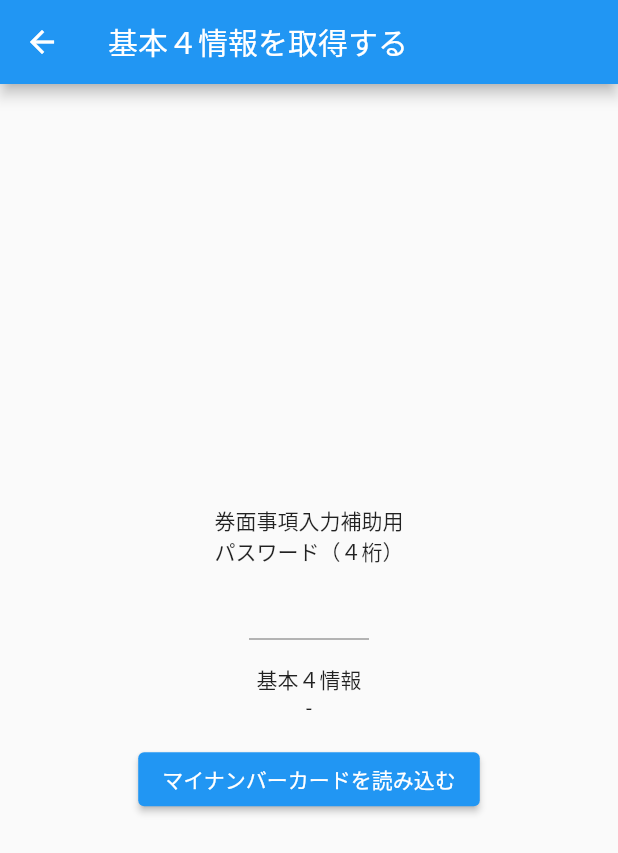
After one commit to MasayukiSuda/flutter_nfc_mynumber, a Flutter app: the screen it shows after launch, after a tap on "基本４情報を取得", on a phone screen of 412 x 824 dp. The commit adds this screen. Shown: the top 853 px of the screen. Run offline on Flutter 3.47's test engine with Material 2 defaults, Android fonts, the phone set to English and light mode, and no system bars.

Commit message:
add getBasicInfo method to mynumber util

```diff
--- /dev/null
+++ b/example/lib/basic_info_page.dart
@@ -0,0 +1,85 @@
+import 'package:flutter/material.dart';
+import 'package:flutter/services.dart';
+import 'package:flutter_nfc_mynumber/flutter_nfc_mynumber.dart';
+import 'package:flutter_nfc_mynumber/mynumber_util.dart';
+
+import 'space.dart';
+
+class BasicInfoPage extends StatefulWidget {
+  @override
+  _BasicInfoPage createState() => _BasicInfoPage();
+}
+
+class _BasicInfoPage extends State<BasicInfoPage> {
+  TextEditingController _realNameTextController = TextEditingController();
+
+  String _basicInfo = "-";
+
+  @override
+  Widget build(BuildContext context) {
+    return Scaffold(
+      appBar: AppBar(
+        title: const Text('基本４情報を取得する'),
+      ),
+      body: Center(
+        child: Column(
+          mainAxisSize: MainAxisSize.min,
+          children: [
+            Text(
+              "券面事項入力補助用\nパスワード（４桁）",
+              textAlign: TextAlign.center,
+            ),
+            ConstrainedBox(
+              constraints: BoxConstraints(maxWidth: 80),
+              child: TextField(
+                keyboardType: TextInputType.number,
+                inputFormatters: [
+                  FilteringTextInputFormatter.digitsOnly,
+                  LengthLimitingTextInputFormatter(4),
+                ],
+                controller: _realNameTextController,
+              ),
+            ),
+            SpaceBox.height(16),
+            Text(
+              "基本４情報\n$_basicInfo",
+              textAlign: TextAlign.center,
+            ),
+            SpaceBox.height(16),
+            ElevatedButton(
+              child: const Text('マイナンバーカードを読み込む'),
+              onPressed: () async {
+                var valueText = _realNameTextController.value.text;
+                if (valueText.length != 4) {
+                  ScaffoldMessenger.of(context).showSnackBar(SnackBar(
+                    content: Text('パスワードを入力してください'),
+                  ));
+                  return;
+                }
+
+                var nfcAvailability = await FlutterNfcMynumber.nfcAvailability;
+                print("nfcAvailability = $nfcAvailability");
+
+                try {
+                  await FlutterNfcMynumber.startSession();
+
+                  var basicInfo = await MynumberUtil.getBasicInfo(valueText);
+                  setState(() {
+                    _basicInfo =
+                        "名前: ${basicInfo.name}\n 住所: ${basicInfo.address} \n 生年月日: ${basicInfo.birthDay} \n 性別: ${basicInfo.gender}";
+                  });
+                } catch (e) {
+                  print("error $e");
+                  ScaffoldMessenger.of(context).showSnackBar(SnackBar(
+                    content: Text('エラーが出ました。パスワードとマイナンバーをご確認ください。'),
+                  ));
+                }
+                await FlutterNfcMynumber.finishSession();
+              },
+            )
+          ],
+        ),
+      ),
+    );
+  }
+}
--- a/example/lib/main.dart
+++ b/example/lib/main.dart
@@ -1,6 +1,7 @@
 import 'package:flutter/material.dart';
 import 'package:flutter_nfc_mynumber_example/mynumber_page.dart';
 
+import 'basic_info_page.dart';
 import 'login_count_page.dart';
 import 'space.dart';
 
@@ -49,6 +50,17 @@ class _MyAppState extends StatelessWidget {
                     ));
               },
             ),
+            SpaceBox.height(16),
+            ElevatedButton(
+              child: const Text('基本４情報を取得'),
+              onPressed: () {
+                Navigator.push(
+                    context,
+                    MaterialPageRoute(
+                      builder: (context) => BasicInfoPage(),
+                    ));
+              },
+            ),
           ],
         ),
       ),
--- /dev/null
+++ b/lib/model/basic_info.dart
@@ -0,0 +1,13 @@
+class BasicInfo {
+  final String name;
+  final String address;
+  final String birthDay;
+  final Gender gender;
+  BasicInfo(this.name, this.address, this.birthDay, this.gender);
+}
+
+enum Gender{
+  MEN,
+  WOMEN,
+  OTHER
+}
--- a/lib/mynumber_command.dart
+++ b/lib/mynumber_command.dart
@@ -83,4 +83,25 @@ class MynumberCommand {
 
   // マイナンバー読み取り
   static get commandReadMynumber => [0x00, 0xB0, 0x00, 0x00, 0x00];
+
+  // SELECT FILE: 基本4情報 (EF)
+  static get commandBasicInfo => [0x00, 0xA4, 0x02, 0x0C, 0x02, 0x00, 0x02];
+
+  // READ BINARY: 基本4情報の読み取り サイズのみ
+  static get commandBasicInfoReadBinaryLength => [0x00, 0xB0, 0x00, 0x02, 0x01];
+
+  // READ BINARY: 基本4情報の読み取り
+  static get commandBasicInfoReadBinary => [0x00, 0xB0, 0x00, 0x00, 0x71];
+
+  // 基本４情報名前の読み取り時のheader
+  static get commandBasicInfoHeaderName => [0xDF, 0x22, 0x0F];
+
+  // 基本４情報住所の読み取り時のheader
+  static get commandBasicInfoHeaderAddress => [0xDF, 0x23, 0x39];
+
+  // 基本４情報誕生日の読み取り時のheader
+  static get commandBasicInfoHeaderBirthday => [0xDF, 0x24, 0x08];
+
+  // 基本４情報性別読み取り時のheader
+  static get commandBasicInfoHeaderGender => [0xDF, 0x25, 0x01];
 }
```
Also changed, not shown: lib/mynumber_util.dart (+98 -0 lines).
